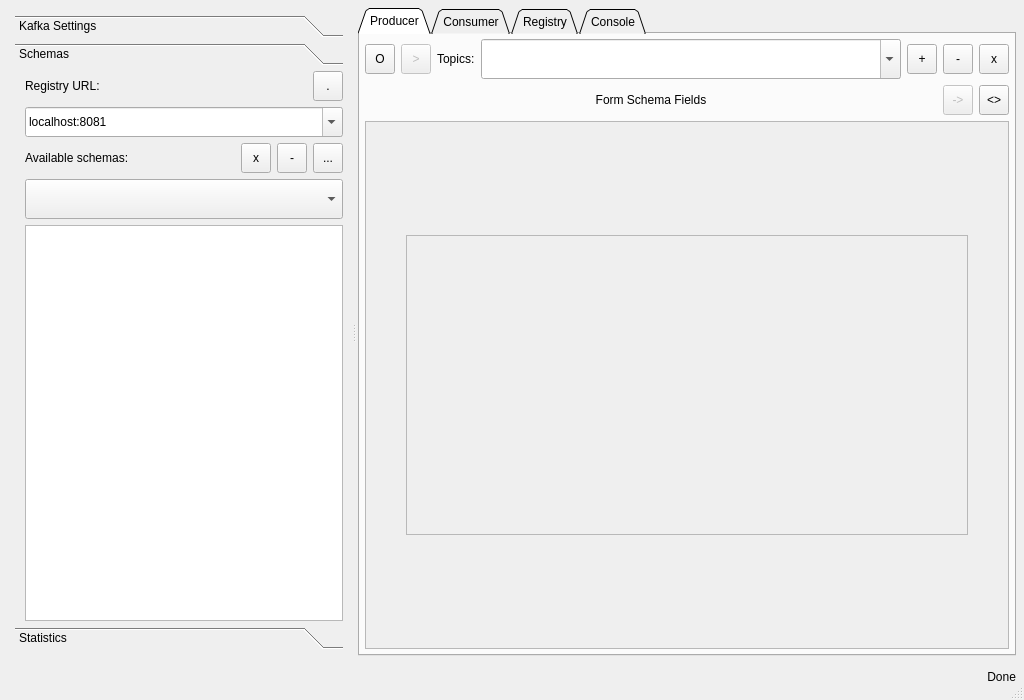
Above: modules/kafman/src/main/kafman/resources/forms/main_qt_view.ui from yorevs/hspylib before the change. Below: the same form after it.
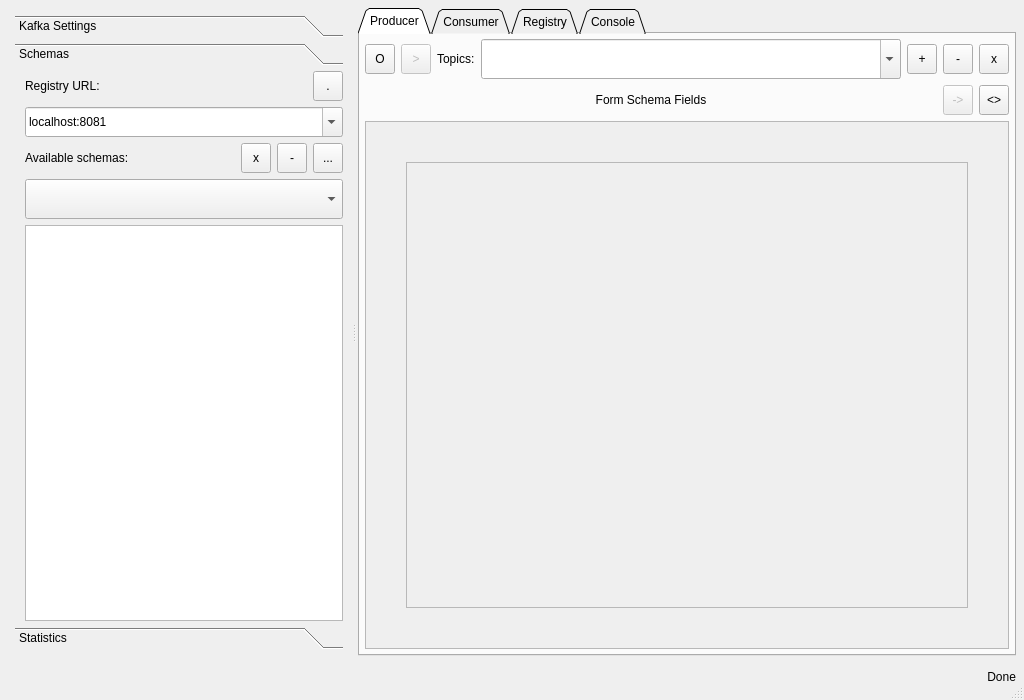
That is the form after the change. The open tabs and pages were chosen to show the change. Custom widgets are drawn as their Qt base class.

Commit message: Fix avro schema (type AVRO)

What changed in the file:
```diff
--- a/modules/kafman/src/main/kafman/resources/forms/main_qt_view.ui
+++ b/modules/kafman/src/main/kafman/resources/forms/main_qt_view.ui
@@ -1374,8 +1374,8 @@
                                       <rect>
                                         <x>0</x>
                                         <y>0</y>
-                                        <width>334</width>
-                                        <height>414</height>
+                    <width>646</width>
+                    <height>511</height>
                                       </rect>
                                     </property>
                                     <property name="sizePolicy">
@@ -1423,61 +1423,13 @@
                                             </property>
                                             <item>
                                               <layout class="QGridLayout" name="gridLayout_10">
-                                                <item row="1" column="1">
-                                                  <widget class="QFrame" name="fr_schema_fields">
-                                                    <property name="enabled">
-                                                      <bool>false</bool>
-                                                    </property>
-                                                    <property name="minimumSize">
-                                                      <size>
-                                                        <width>300</width>
-                                                        <height>300</height>
-                                                      </size>
-                                                    </property>
-                                                    <property name="toolTip">
-                                                      <string>All schema fields will be shown here</string>
-                                                    </property>
-                                                    <property name="frameShape">
-                                                      <enum>QFrame::StyledPanel</enum>
-                                                    </property>
-                                                    <property name="frameShadow">
-                                                      <enum>QFrame::Raised</enum>
-                                                    </property>
-                                                  </widget>
-                                                </item>
-                                                <item row="0" column="1">
-                                                  <spacer name="verticalSpacer_4">
-                                                    <property name="orientation">
-                                                      <enum>Qt::Vertical</enum>
-                                                    </property>
-                                                    <property name="sizeType">
-                                                      <enum>QSizePolicy::MinimumExpanding</enum>
-                                                    </property>
-                                                    <property name="sizeHint" stdset="0">
-                                                      <size>
-                                                        <width>20</width>
-                                                        <height>40</height>
-                                                      </size>
-                                                    </property>
-                                                  </spacer>
-                                                </item>
-                                                <item row="2" column="1">
-                                                  <spacer name="verticalSpacer_3">
-                                                    <property name="orientation">
-                                                      <enum>Qt::Vertical</enum>
-                                                    </property>
-                                                    <property name="sizeType">
-                                                      <enum>QSizePolicy::MinimumExpanding</enum>
-                                                    </property>
-                                                    <property name="sizeHint" stdset="0">
-                                                      <size>
-                                                        <width>20</width>
-                                                        <height>40</height>
-                                                      </size>
-                                                    </property>
-                                                  </spacer>
-                                                </item>
-                                                <item row="1" column="0">
+                        <property name="topMargin">
+                         <number>40</number>
+                        </property>
+                        <property name="bottomMargin">
+                         <number>40</number>
+                        </property>
+                        <item row="0" column="0">
                                                   <spacer name="horizontalSpacer">
                                                     <property name="orientation">
                                                       <enum>Qt::Horizontal</enum>
@@ -1493,7 +1445,7 @@
                                                     </property>
                                                   </spacer>
                                                 </item>
-                                                <item row="1" column="2">
+                        <item row="0" column="2">
                                                   <spacer name="horizontalSpacer_2">
                                                     <property name="orientation">
                                                       <enum>Qt::Horizontal</enum>
@@ -1509,6 +1461,40 @@
                                                     </property>
                                                   </spacer>
                                                 </item>
+                        <item row="0" column="1">
+                         <widget class="QScrollArea" name="scr_schema_fields">
+                          <property name="horizontalScrollBarPolicy">
+                           <enum>Qt::ScrollBarAlwaysOff</enum>
+                          </property>
+                          <property name="widgetResizable">
+                           <bool>true</bool>
+                          </property>
+                          <widget class="QWidget" name="scrollAreaWidgetContents_3">
+                           <property name="geometry">
+                            <rect>
+                             <x>0</x>
+                             <y>0</y>
+                             <width>542</width>
+                             <height>429</height>
+                            </rect>
+                           </property>
+                           <layout class="QVBoxLayout" name="verticalLayout_18">
+                            <property name="leftMargin">
+                             <number>0</number>
+                            </property>
+                            <property name="topMargin">
+                             <number>0</number>
+                            </property>
+                            <property name="rightMargin">
+                             <number>0</number>
+                            </property>
+                            <property name="bottomMargin">
+                             <number>0</number>
+                            </property>
+                           </layout>
+                          </widget>
+                         </widget>
+                        </item>
                                               </layout>
                                             </item>
                                           </layout>
```
Left out of the diff: 2 changed lines with no effect on the pictures. Lines whose indentation alone changed are shown as unchanged. The commit also changes 10 other files.
